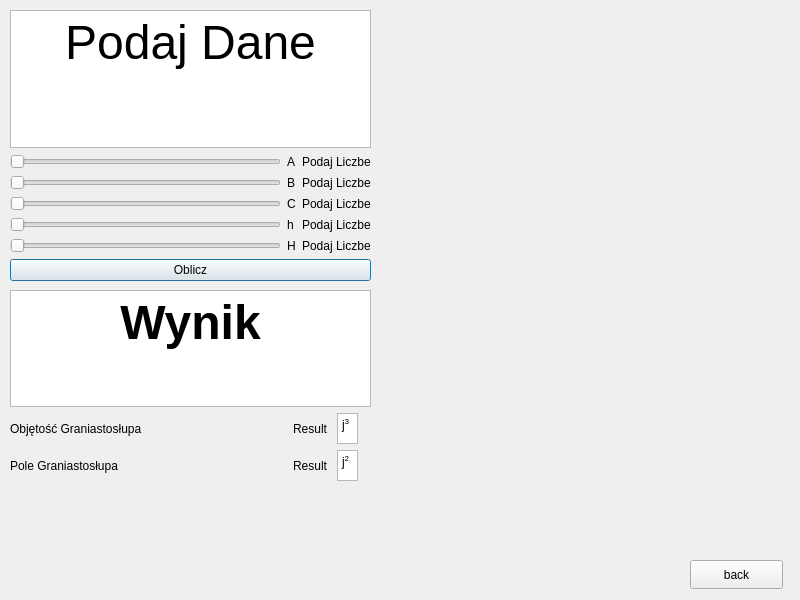
KwRafik/GeometryCalc, file prismtriangle.ui: the form before one commit.
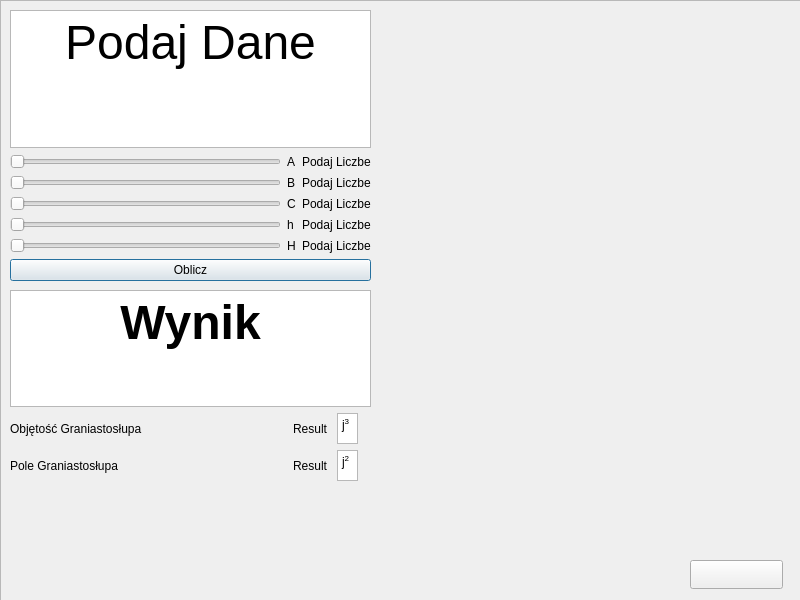
The form after the commit. Icons and pictures are not drawn.

```diff
--- a/prismtriangle.ui
+++ b/prismtriangle.ui
@@ -349,10 +349,36 @@
      <height>29</height>
     </rect>
    </property>
+   <property name="styleSheet">
+    <string notr="true">image: url(:/image/grafika/back.png);</string>
+   </property>
    <property name="text">
-    <string>back</string>
+    <string/>
    </property>
   </widget>
+  <widget class="QFrame" name="frame">
+   <property name="geometry">
+    <rect>
+     <x>0</x>
+     <y>0</y>
+     <width>801</width>
+     <height>601</height>
+    </rect>
+   </property>
+   <property name="styleSheet">
+    <string notr="true">image: url(:/image/grafika/backgraund.png);</string>
+   </property>
+   <property name="frameShape">
+    <enum>QFrame::StyledPanel</enum>
+   </property>
+   <property name="frameShadow">
+    <enum>QFrame::Raised</enum>
+   </property>
+  </widget>
+  <zorder>frame</zorder>
+  <zorder>layoutWidget</zorder>
+  <zorder>layoutWidget_2</zorder>
+  <zorder>backbutton</zorder>
  </widget>
  <resources/>
  <connections/>
```
